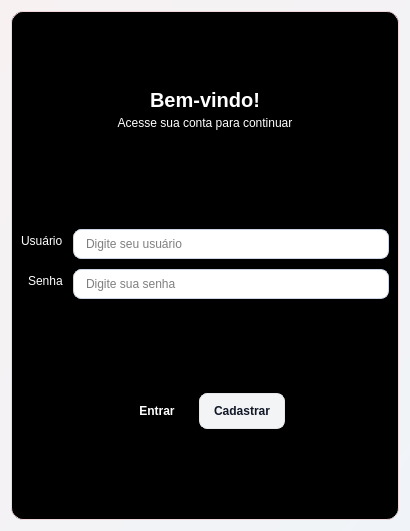
Before: the Qt Designer form TELAS/TELADELOGIN.UI in llucasgustavo23-cyber/sistema, drawn with Qt 5.
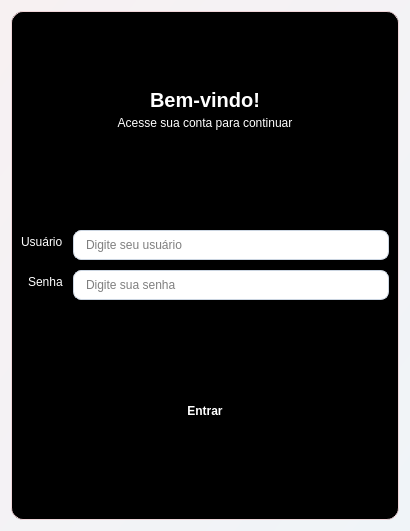
After: the same form once the commit is applied.

```diff
--- a/TELAS/TELADELOGIN.UI
+++ b/TELAS/TELADELOGIN.UI
@@ -693,13 +693,6 @@
           </property>
          </widget>
         </item>
-        <item>
-         <widget class="QPushButton" name="btnCadastrar">
-          <property name="text">
-           <string>Cadastrar</string>
-          </property>
-         </widget>
-        </item>
         <item>
          <spacer name="hRight">
           <property name="orientation">
```
